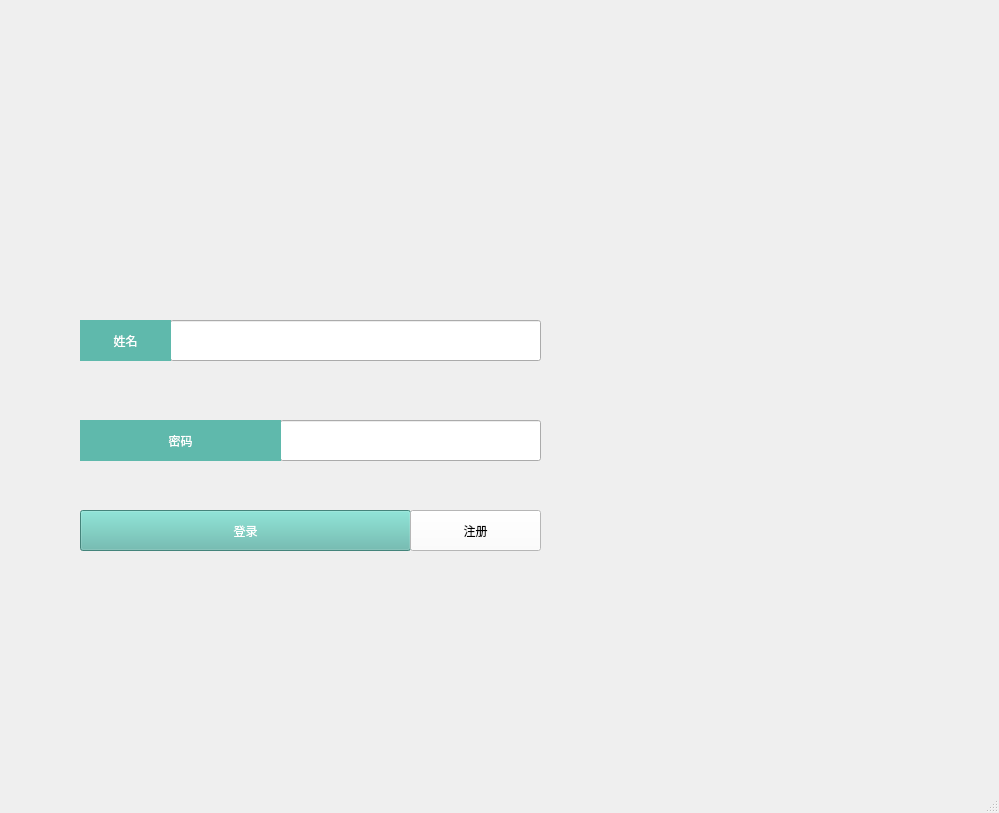
Qt form serSys/login.ui (Eclipsewh/SafeInfor) before a commit.
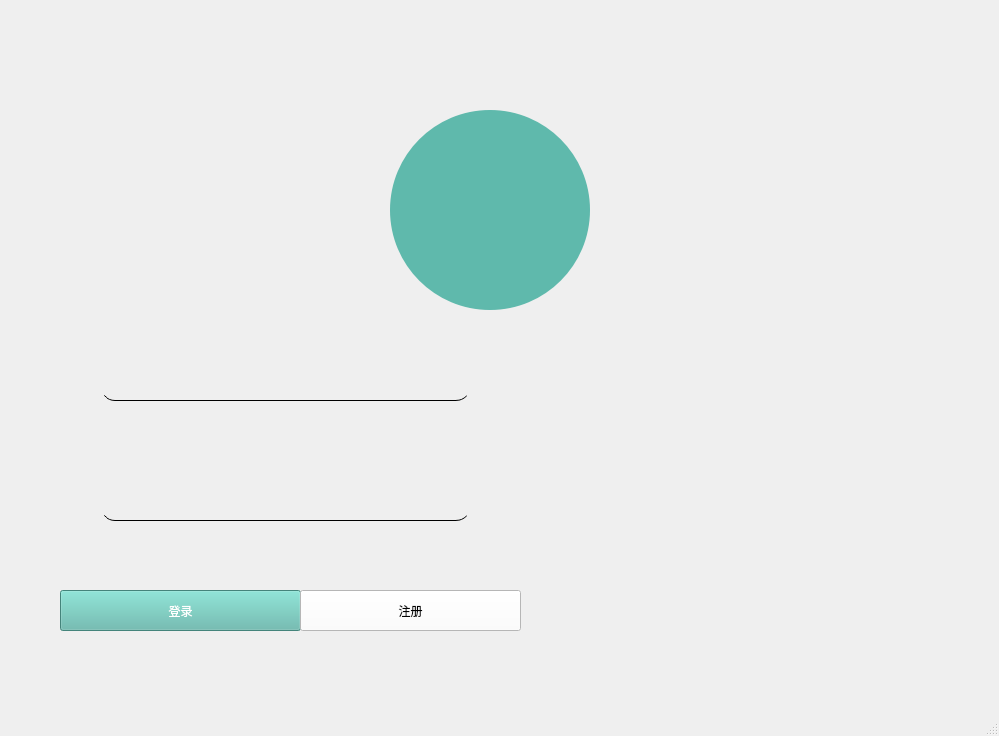
The same form after that commit.

Diff of the .ui file:
```diff
--- a/serSys/login.ui
+++ b/serSys/login.ui
@@ -7,45 +7,64 @@
     <x>0</x>
     <y>0</y>
     <width>999</width>
-    <height>813</height>
+    <height>736</height>
    </rect>
   </property>
   <property name="windowTitle">
    <string>MainWindow</string>
   </property>
+  <property name="styleSheet">
+   <string notr="true"/>
+  </property>
   <widget class="QWidget" name="centralwidget">
    <widget class="QLineEdit" name="name">
     <property name="geometry">
      <rect>
-      <x>170</x>
-      <y>320</y>
+      <x>100</x>
+      <y>360</y>
       <width>371</width>
       <height>41</height>
      </rect>
     </property>
     <property name="styleSheet">
-     <string notr="true"/>
+     <string notr="true">border-color: rgb(0, 0, 0);
+border-top-left-radius:15px;border-top-right-radius:15px;
+border-bottom-left-radius:15px;border-bottom-right-radius:15px;
+
+background: transparent;color:black;font-size:12px;font-family:Microsoft YaHei;
+border-width:1px;border-style:none none solid none;border-color:black;</string>
+    </property>
+    <property name="text">
+     <string/>
     </property>
    </widget>
    <widget class="QLineEdit" name="password">
     <property name="geometry">
      <rect>
-      <x>280</x>
-      <y>420</y>
-      <width>261</width>
+      <x>100</x>
+      <y>480</y>
+      <width>371</width>
       <height>41</height>
      </rect>
     </property>
     <property name="styleSheet">
-     <string notr="true">border-color: rgb(0, 0, 0);</string>
+     <string notr="true">border-color: rgb(0, 0, 0);
+border-top-left-radius:15px;border-top-right-radius:15px;
+border-bottom-left-radius:15px;border-bottom-right-radius:15px;
+
+background: transparent;color:black;font-size:12px;font-family:Microsoft YaHei;
+border-width:1px;border-style:none none solid none;border-color:black;</string>
+    </property>
+    <property name="text">
+     <string/>
     </property>
    </widget>
    <widget class="QPushButton" name="push">
     <property name="geometry">
      <rect>
-      <x>80</x>
-      <y>510</y>
-      <width>331</width>
+      <x>60</x>
+      <y>590</y>
+      <width>241</width>
       <height>41</height>
      </rect>
     </property>
@@ -58,68 +77,25 @@
      <string>登录</string>
     </property>
    </widget>
-   <widget class="QLabel" name="label">
+   <widget class="QLabel" name="mov">
     <property name="geometry">
      <rect>
-      <x>30</x>
-      <y>30</y>
-      <width>511</width>
-      <height>311</height>
+      <x>40</x>
+      <y>80</y>
+      <width>431</width>
+      <height>271</height>
      </rect>
     </property>
     <property name="text">
      <string/>
     </property>
    </widget>
-   <widget class="QLabel" name="label_2">
-    <property name="geometry">
-     <rect>
-      <x>80</x>
-      <y>320</y>
-      <width>91</width>
-      <height>41</height>
-     </rect>
-    </property>
-    <property name="styleSheet">
-     <string notr="true">background-color: rgb(95, 185, 172);
-font: 8pt &quot;黑体&quot;;
-color: rgb(255, 255, 255);
-</string>
-    </property>
-    <property name="text">
-     <string>姓名</string>
-    </property>
-    <property name="alignment">
-     <set>Qt::AlignCenter</set>
-    </property>
-   </widget>
-   <widget class="QLabel" name="label_3">
-    <property name="geometry">
-     <rect>
-      <x>80</x>
-      <y>420</y>
-      <width>201</width>
-      <height>41</height>
-     </rect>
-    </property>
-    <property name="styleSheet">
-     <string notr="true">background-color: rgb(95, 185, 172);
-font: 8pt &quot;黑体&quot;;
-color: rgb(255, 255, 255);</string>
-    </property>
-    <property name="text">
-     <string>密码</string>
-    </property>
-    <property name="alignment">
-     <set>Qt::AlignCenter</set>
-    </property>
-   </widget>
    <widget class="QPushButton" name="pushButton">
     <property name="geometry">
      <rect>
-      <x>410</x>
-      <y>510</y>
-      <width>131</width>
+      <x>300</x>
+      <y>590</y>
+      <width>221</width>
       <height>41</height>
      </rect>
     </property>
@@ -130,6 +106,71 @@
      <string>注册</string>
     </property>
    </widget>
+   <widget class="QLabel" name="label_4">
+    <property name="geometry">
+     <rect>
+      <x>40</x>
+      <y>270</y>
+      <width>511</width>
+      <height>401</height>
+     </rect>
+    </property>
+    <property name="styleSheet">
+     <string notr="true">border-top-left-radius:15px;border-top-right-radius:15px;
+border-bottom-left-radius:15px;border-bottom-right-radius:15px;
+background-color: white;
+
+void mak(){
+ QPalette pal = palette(); 
+ pal.setColor(QPalette::Background, QColor(0x00,0xff,0x00,0x00)); 
+ setPalette(pal);
+}
+
+mak();</string>
+    </property>
+    <property name="text">
+     <string/>
+    </property>
+   </widget>
+   <widget class="QLabel" name="circle5">
+    <property name="geometry">
+     <rect>
+      <x>390</x>
+      <y>110</y>
+      <width>200</width>
+      <height>200</height>
+     </rect>
+    </property>
+    <property name="styleSheet">
+     <string notr="true"> min-width:  200px;
+    max-width:  200px;
+    min-height: 200px;
+    max-height: 200px;
+   border-radius: 100px;
+    border-width: 0 0 0 0;
+
+background-color:rgb(95, 185, 172)</string>
+    </property>
+    <property name="text">
+     <string/>
+    </property>
+   </widget>
+   <widget class="QLabel" name="label">
+    <property name="geometry">
+     <rect>
+      <x>-30</x>
+      <y>10</y>
+      <width>951</width>
+      <height>681</height>
+     </rect>
+    </property>
+    <property name="styleSheet">
+     <string notr="true"/>
+    </property>
+    <property name="text">
+     <string/>
+    </property>
+   </widget>
    <zorder>label</zorder>
    <zorder>name</zorder>
    <zorder>password</zorder>
```
Left out of the diff: 9 changed lines with no effect on the pictures.
